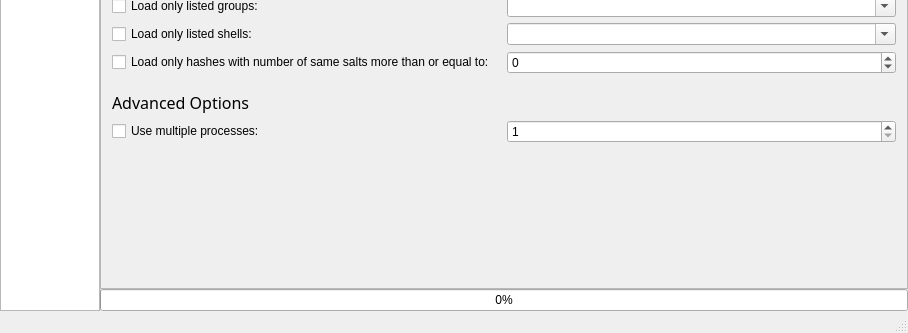
Qt form mainwindow.ui (openwall/johnny) before a commit; both pictures show x 0 to 908 and y 660 to 993 of the 908 by 993 pixel window.
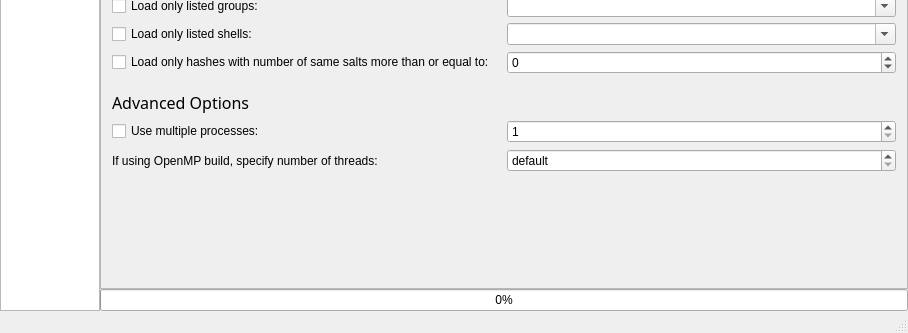
The same form after that commit. The open tabs and pages were chosen to show the change. Icons and pictures are not drawn.

Commit message: Add openMP support and corresponding french translation.

Diff of the .ui file:
```diff
--- a/mainwindow.ui
+++ b/mainwindow.ui
@@ -245,8 +245,8 @@
             <rect>
              <x>0</x>
              <y>0</y>
-             <width>504</width>
-             <height>848</height>
+             <width>814</width>
+             <height>860</height>
             </rect>
            </property>
            <layout class="QVBoxLayout" name="verticalLayout_5">
@@ -973,6 +973,38 @@
                  </layout>
                 </widget>
                </item>
+               <item>
+                <widget class="QWidget" name="widget_OpenMP" native="true">
+                 <layout class="QHBoxLayout" name="horizontalLayout_6">
+                  <property name="leftMargin">
+                   <number>0</number>
+                  </property>
+                  <property name="topMargin">
+                   <number>0</number>
+                  </property>
+                  <property name="rightMargin">
+                   <number>0</number>
+                  </property>
+                  <property name="bottomMargin">
+                   <number>0</number>
+                  </property>
+                  <item>
+                   <widget class="QLabel" name="label_openMP">
+                    <property name="text">
+                     <string>If using OpenMP build, specify number of threads:</string>
+                    </property>
+                   </widget>
+                  </item>
+                  <item>
+                   <widget class="QSpinBox" name="spinBox_nbOfOpenMPThread">
+                    <property name="specialValueText">
+                     <string>default</string>
+                    </property>
+                   </widget>
+                  </item>
+                 </layout>
+                </widget>
+               </item>
               </layout>
              </widget>
             </item>
```
Left out of the diff: 2 changed lines with no effect on the pictures. The commit also changes 3 other files.
